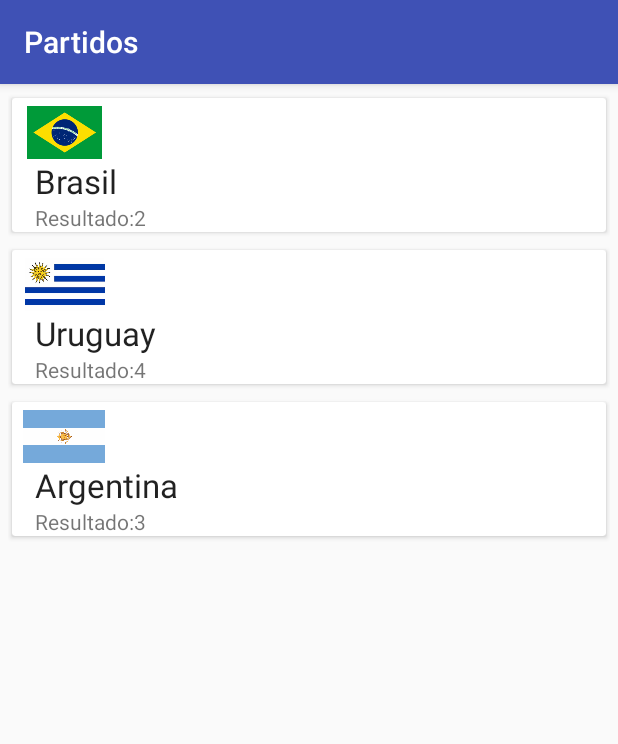
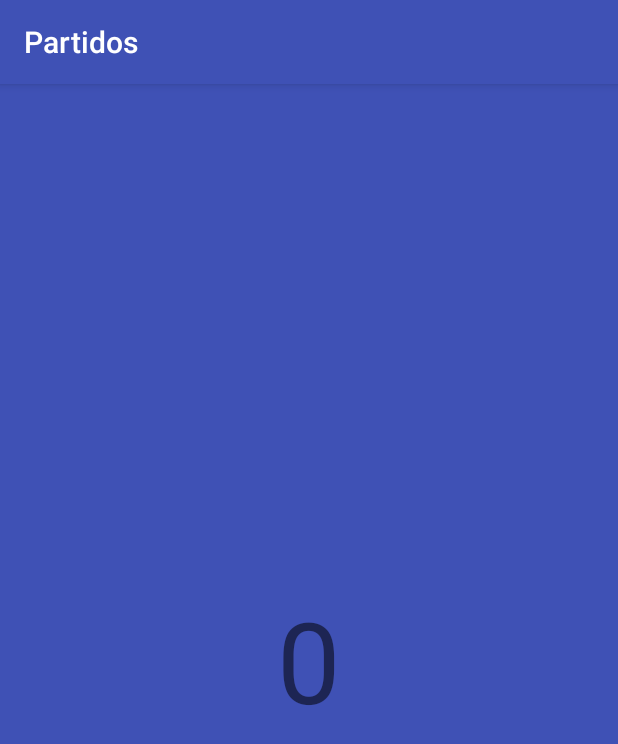
Before and after one commit to nibit1990/Partidos, an Android app: the screen it shows after launch (MainActivity), on a phone screen of 412 x 824 dp. Shown: the top 744 px of the screen. Run offline under Robolectric (Android 15) with nearby library versions, the phone set to English and light mode, and no system bars.

Commit message:
version con varios fragments

```diff
--- a/app/src/main/java/com/example/usuario/partidos/MainActivity.java
+++ b/app/src/main/java/com/example/usuario/partidos/MainActivity.java
@@ -1,15 +1,20 @@
 package com.example.usuario.partidos;
 
+import android.support.v4.view.ViewPager;
 import android.support.v7.app.AppCompatActivity;
 import android.os.Bundle;
 import android.support.v7.widget.LinearLayoutManager;
 import android.support.v7.widget.RecyclerView;
 
 import com.example.usuario.partidos.adapter.EquipoAdapter;
+import com.example.usuario.partidos.adapter.PageAdapter;
+import com.example.usuario.partidos.fragment.MainActivityFragment;
 import com.example.usuario.partidos.pojo.Equipo;
 
 import java.util.ArrayList;
 import java.util.List;
+
+import static com.example.usuario.partidos.R.id.pager;
 
 public class MainActivity extends AppCompatActivity {
 
@@ -23,8 +28,12 @@ Declarar instancias globales
     // Inicializar array con equipos y sus datos
     List items = new ArrayList();
 
+    ViewPager pager = null;
 
-
+    /**
+     * The pager adapter, which provides the pages to the view pager widget.
+     */
+    PageAdapter pagerAdapter;
 
     @Override
     protected void onCreate(Bundle savedInstanceState) {
@@ -46,9 +55,46 @@ Declarar instancias globales
 // Crear un nuevo adaptador
         adapter = new EquipoAdapter(items);
         recycler.setAdapter(adapter);
+
+
+
+
+
+
+
+
+
+        // Instantiate a ViewPager
+        this.pager = (ViewPager) this.findViewById(R.id.pager);
+
+        // Create an adapter with the fragments we show on the ViewPager
+        PageAdapter adapter = new PageAdapter(
+                getSupportFragmentManager());
+        adapter.addFragment(MainActivityFragment.newInstance(getResources()
+                .getColor(R.color.colorPrimary), 0));
+        adapter.addFragment(MainActivityFragment.newInstance(getResources()
+                .getColor(R.color.colorPrimary), 1));
+        adapter.addFragment(MainActivityFragment.newInstance(getResources()
+                .getColor(R.color.colorPrimary), 2));
+        adapter.addFragment(MainActivityFragment.newInstance(getResources()
+                .getColor(R.color.colorPrimary), 3));
+        adapter.addFragment(MainActivityFragment.newInstance(getResources()
+                .getColor(R.color.colorPrimary), 4));
+        this.pager.setAdapter(adapter);
+
     }
 
 
+    @Override
+    public void onBackPressed() {
+
+        // Return to previous page when we press back button
+        if (this.pager.getCurrentItem() == 0)
+            super.onBackPressed();
+        else
+            this.pager.setCurrentItem(this.pager.getCurrentItem() - 1);
+
+    }
 
 
 
--- a/app/src/main/java/com/example/usuario/partidos/adapter/PageAdapter.java
+++ b/app/src/main/java/com/example/usuario/partidos/adapter/PageAdapter.java
@@ -5,6 +5,7 @@ import android.support.v4.app.FragmentManager;
 import android.support.v4.app.FragmentPagerAdapter;
 
 import java.util.ArrayList;
+import java.util.List;
 
 /**
  * Created by Usuario on 23/11/2016.
@@ -12,20 +13,28 @@ import java.util.ArrayList;
 
 public class PageAdapter extends FragmentPagerAdapter {
 
-    private ArrayList<Fragment> fragments;
+    // List of fragments which are going to set in the view pager widget
+    List<Fragment> fragments;
 
-    public PageAdapter(FragmentManager fm, ArrayList<Fragment> fragments) {
+
+
+
+    public PageAdapter(FragmentManager fm) {
         super(fm);
-        this.fragments = fragments;
+        this.fragments = new ArrayList<Fragment>();
+    }
+
+    public void addFragment(Fragment fragment) {
+        this.fragments.add(fragment);
     }
 
     @Override
-    public Fragment getItem(int position) {
-        return fragments.get(position);
+    public Fragment getItem(int arg0) {
+        return this.fragments.get(arg0);
     }
 
     @Override
     public int getCount() {
-        return fragments.size();
+        return this.fragments.size();
+}
     }
-}
--- a/app/src/main/java/com/example/usuario/partidos/fragment/MainActivityFragment.java
+++ b/app/src/main/java/com/example/usuario/partidos/fragment/MainActivityFragment.java
@@ -1,11 +1,13 @@
 package com.example.usuario.partidos.fragment;
 
+import android.graphics.Color;
 import android.os.Bundle;
 import android.support.annotation.Nullable;
 import android.support.v4.app.Fragment;
 import android.view.LayoutInflater;
 import android.view.View;
 import android.view.ViewGroup;
+import android.widget.TextView;
 
 import com.example.usuario.partidos.R;
 
@@ -16,13 +18,59 @@ import com.example.usuario.partidos.R;
 public class MainActivityFragment extends Fragment {
 
 
+
+    private static final String BACKGROUND_COLOR = "color";
+
+
+    private static final String INDEX = "index";
+
+    private int color;
+    private int index;
+
+
+    public static MainActivityFragment newInstance(int color, int index) {
+
+        // Instantiate a new fragment
+        MainActivityFragment fragment = new MainActivityFragment();
+
+        // Save the parameters
+        Bundle bundle = new Bundle();
+        bundle.putInt(BACKGROUND_COLOR, color);
+        bundle.putInt(INDEX, index);
+        fragment.setArguments(bundle);
+        fragment.setRetainInstance(true);
+
+        return fragment;
+
+    }
+
+    @Override
+    public void onCreate(Bundle savedInstanceState) {
+        super.onActivityCreated(savedInstanceState);
+
+        // Load parameters when the initial creation of the fragment is done
+        this.color = (getArguments() != null) ? getArguments().getInt(
+                BACKGROUND_COLOR) : Color.GRAY;
+        this.index = (getArguments() != null) ? getArguments().getInt(INDEX)
+                : -1;
+
+    }
+
+
     @Nullable
     @Override
     public View onCreateView(LayoutInflater inflater, @Nullable ViewGroup container, @Nullable Bundle savedInstanceState) {
         //return super.onCreateView(inflater, container, savedInstanceState);
     View v = inflater.inflate(R.layout.fragment_activity_main, container, false);
+
+
+        // Show the current page index in the view
+        TextView tvIndex = (TextView) v.findViewById(R.id.tvIndex);
+        tvIndex.setText(String.valueOf(this.index));
+
+        // Change the background color
+        v.setBackgroundColor(this.color);
         return v;
-
 
     }
 }
--- a/app/src/main/res/layout/activity_main.xml
+++ b/app/src/main/res/layout/activity_main.xml
@@ -10,6 +10,24 @@
 
 
 
+
+    <LinearLayout
+        android:layout_width="match_parent"
+        android:layout_height="match_parent">
+
+
+        <android.support.v4.view.ViewPager
+            android:id="@+id/pager"
+            android:layout_width="wrap_content"
+            android:layout_height="wrap_content" />
+
+
+    </LinearLayout>
+
+<LinearLayout
+    android:layout_width="match_parent"
+    android:layout_height="match_parent">
+
     <android.support.v7.widget.RecyclerView
         xmlns:android="http://schemas.android.com/apk/res/android"
         android:id="@+id/reciclador"
@@ -18,6 +36,6 @@
         android:padding="3dp"
         android:scrollbars="vertical" />
 
-
+</LinearLayout>
 
 </LinearLayout>
--- a/app/src/main/res/layout/fragment_activity_main.xml
+++ b/app/src/main/res/layout/fragment_activity_main.xml
@@ -5,12 +5,15 @@
     android:layout_width="match_parent"
     android:layout_height="match_parent">
 
-    <android.support.v7.widget.RecyclerView
-        xmlns:android="http://schemas.android.com/apk/res/android"
-        android:id="@+id/reciclador"
-        android:layout_width="match_parent"
-        android:layout_height="match_parent"
-        android:padding="3dp"
-        android:scrollbars="vertical" />
+
+
+   <TextView
+       android:id="@+id/tvIndex"
+       android:layout_width="match_parent"
+       android:layout_height="match_parent"
+       android:gravity="center"
+
+       android:textIsSelectable="false"
+       android:textSize="75sp" />
 
 </LinearLayout>
```
